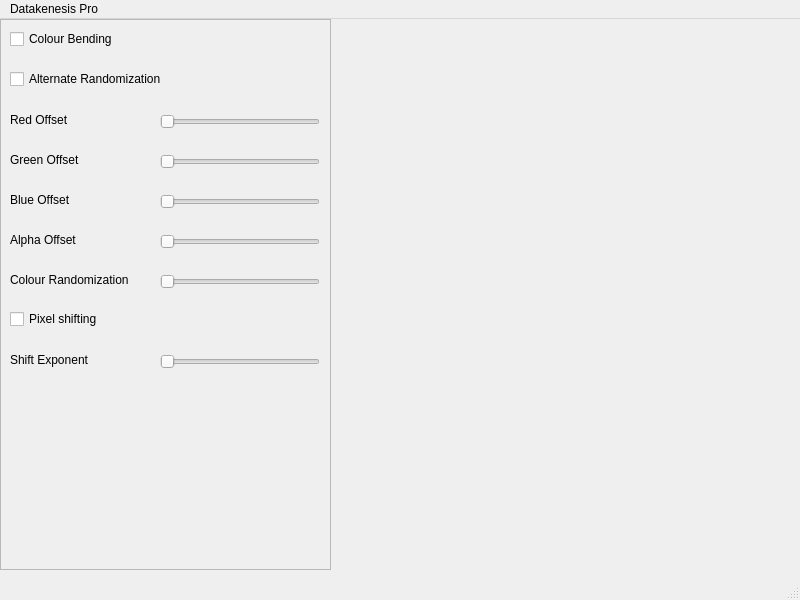
Before: the Qt Designer form mainwindow.ui in xwillxw/datakenesis-pro, drawn with Qt 5.
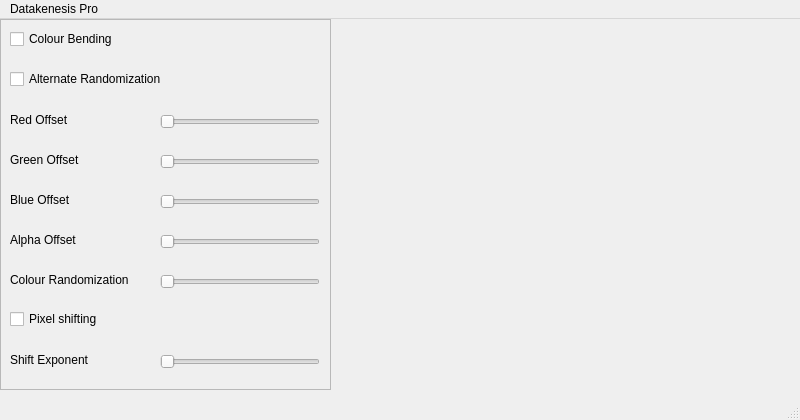
After: the same form once the commit is applied.

The edit to the form file:
```diff
--- a/mainwindow.ui
+++ b/mainwindow.ui
@@ -7,7 +7,7 @@
     <x>0</x>
     <y>0</y>
     <width>800</width>
-    <height>600</height>
+    <height>420</height>
    </rect>
   </property>
   <property name="windowTitle">
@@ -20,7 +20,7 @@
       <x>0</x>
       <y>0</y>
       <width>331</width>
-      <height>551</height>
+      <height>371</height>
      </rect>
     </property>
     <property name="frameShape">
```
Left out of the diff: 2 changed lines with no effect on the pictures.
